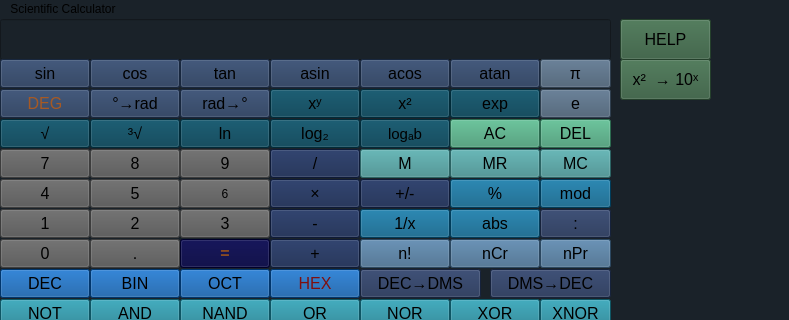
Before: the Qt Designer form mainwindow.ui in VahagMardyan/Scientific_Calculator, drawn with Qt 5; both pictures show x 0 to 789 and y 0 to 320 of the 789 by 600 pixel window.
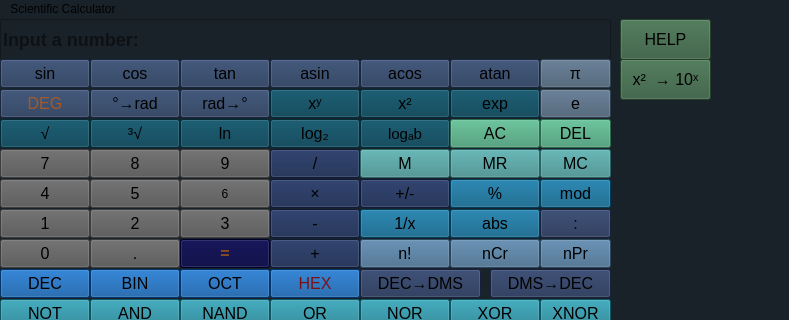
After: the same form once the commit is applied.

What changed in the file:
```diff
--- a/mainwindow.ui
+++ b/mainwindow.ui
@@ -54,6 +54,9 @@
     <property name="readOnly">
      <bool>true</bool>
     </property>
+    <property name="placeholderText">
+     <string>Input a number:</string>
+    </property>
    </widget>
    <widget class="QPushButton" name="btnSin">
     <property name="geometry">
```
